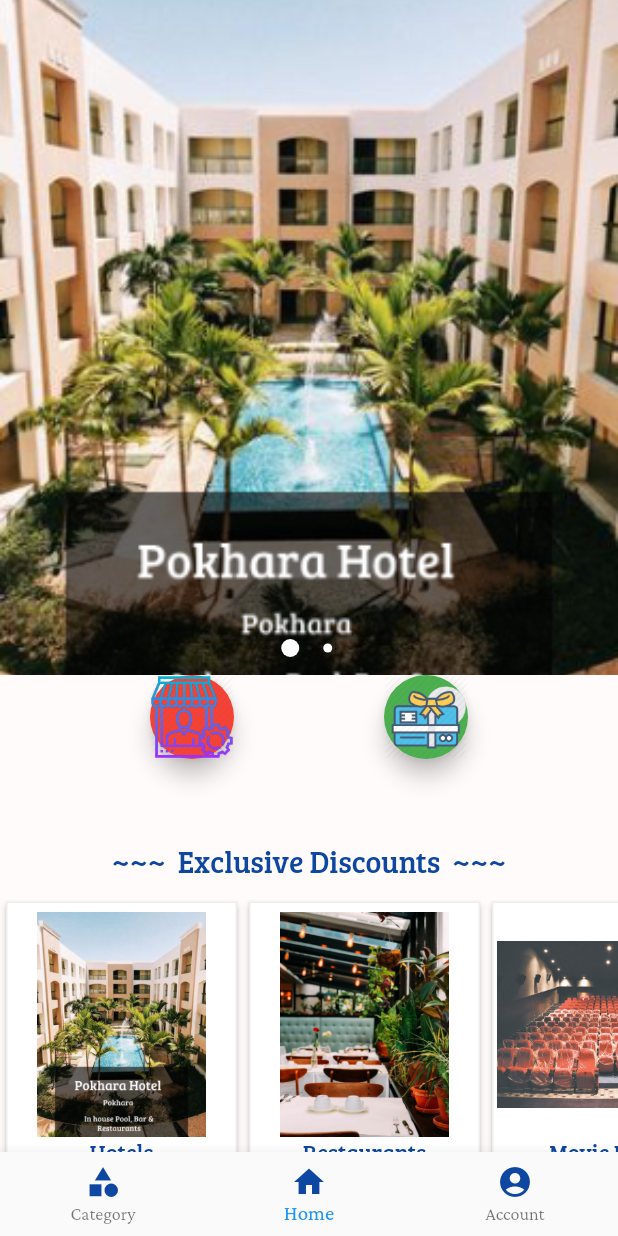
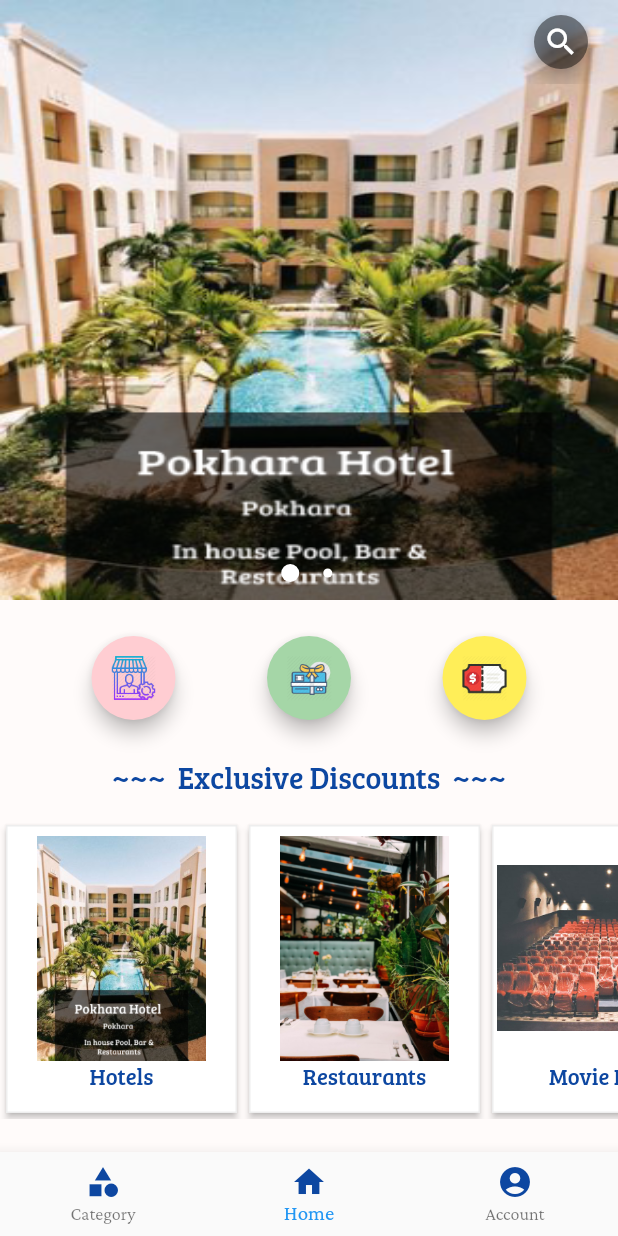
Before and after one commit to nehamdr225/LFS, a Flutter app: the screen it shows after launch, after a tap on "Continue without sign-in", on a phone screen of 412 x 824 dp. Run offline on Flutter 3.47's test engine with Material 2 defaults, Android fonts, the phone set to English and light mode, and no system bars; drawn by our look-alikes of carousel_pro.

Commit message:
FABs, follow at fixes

```diff
--- a/lib/pages/HomePage.dart
+++ b/lib/pages/HomePage.dart
@@ -17,18 +17,40 @@ class HomePage extends StatelessWidget {
               flexibleSpace: CarouselSlide(),
               backgroundColor: Colors.blue,
               floating: true,
-              expandedHeight: 450.0,
-              leading: Icon(Icons.arrow_back, color: Colors.transparent,),
+              expandedHeight: 400.0,
+              leading: Icon(
+                Icons.arrow_back,
+                color: Colors.transparent,
+              ),
+              actions: <Widget>[
+                Padding(
+                  padding: EdgeInsets.all(10.0),
+                  child: FloatingActionButton(
+                      elevation: 5.0,
+                      heroTag: 'Search',
+                      backgroundColor: Colors.black45,
+                      onPressed: () {},
+                      child: Icon(Icons.search, color: Colors.white)),
+                ),
+              ],
             ),
-
+            SliverToBoxAdapter(
+                child: Padding(
+              padding: EdgeInsets.all(12.0),
+            )),
             CircleOpts(),
-
             Container(
               child: HorizontalSlider(),
             ),
-            FollowAt()
-
-
+            SliverToBoxAdapter(
+                child: Padding(
+              padding: EdgeInsets.all(12.0),
+            )),
+            FollowAt(),
+            SliverToBoxAdapter(
+                child: Padding(
+              padding: EdgeInsets.all(12.0),
+            )),
           ],
         ),
       ),
--- a/lib/widget/HomeWidgets/CircleOpts.dart
+++ b/lib/widget/HomeWidgets/CircleOpts.dart
@@ -18,29 +18,32 @@ class Options extends StatelessWidget {
   @override
   Widget build(BuildContext context) {
     return SizedBox(
-      height: 100.0,
+      height: 70.0,
       child: Row(
         crossAxisAlignment: CrossAxisAlignment.start,
         mainAxisAlignment: MainAxisAlignment.spaceEvenly,
         children: <Widget>[
           FloatingActionButton(
+            elevation: 5.0,
             heroTag: 'Merchant',
-            backgroundColor: Colors.red,
+            backgroundColor: Colors.red[100],
             onPressed: () {},
-            child: Image.asset('assets/images/SocialMedia/merchantFAB.png'),
+            child: Image.asset('assets/images/SocialMedia/merchantFAB.png', height: 30.0, width: 30.0,),
           ),
           FloatingActionButton(
+            elevation: 5.0,
             heroTag: 'Gift Card',
-            backgroundColor: Colors.green,
+            backgroundColor: Colors.green[200],
             onPressed: () {},
-            child: Image.asset('assets/images/SocialMedia/giftcardFAB.png'),
+            child: Image.asset('assets/images/SocialMedia/giftcardFAB.png', height: 30.0, width: 30.0,),
           ),
-          // FloatingActionButton(
-          //   heroTag: 'Vouchers',
-          //   backgroundColor: Colors.yellow,
-          //   onPressed: () {},
-          //   child: Image.asset('assets/images/SocialMedia/vouchersFAB.svg'),
-          // )
+          FloatingActionButton(
+            elevation: 5.0,
+            heroTag: 'Vouchers',
+            backgroundColor: Colors.yellow[400],
+            onPressed: () {},
+            child: Image.asset('assets/images/SocialMedia/voucherFAB.png', height: 30.0, width: 30.0,),
+          )
         ],
       ),
     );
--- a/lib/widget/HomeWidgets/FollowAt.dart
+++ b/lib/widget/HomeWidgets/FollowAt.dart
@@ -19,7 +19,8 @@ class FollowAt extends StatelessWidget {
 class Follow extends StatelessWidget {
   @override
   Widget build(BuildContext context) {
-    return Row(
+    return Column(
+      mainAxisAlignment: MainAxisAlignment.spaceEvenly,
       children: <Widget>[
         FancyText(
           text: 'Follow us at:',
@@ -27,17 +28,40 @@ class Follow extends StatelessWidget {
           textColor: primary,
           size: 16.0,
         ),
+        Padding(padding: EdgeInsets.all(10.0),),
+        Row(
+          mainAxisAlignment: MainAxisAlignment.spaceEvenly,
+          crossAxisAlignment: CrossAxisAlignment.center,
+          children: <Widget>[
             InkWell(
-          child: Image.asset('assets/images/SocialMedia/fb.png', height: 30.0, width: 30.0,),
+              child: Image.asset(
+                'assets/images/SocialMedia/fb.png',
+                height: 30.0,
+                width: 30.0,
+              ),
             ),
             InkWell(
-          child: Image.asset('assets/images/SocialMedia/insta.png', height: 30.0, width: 30.0,),
+              child: Image.asset(
+                'assets/images/SocialMedia/insta.png',
+                height: 30.0,
+                width: 30.0,
+              ),
             ),
             InkWell(
-          child: Image.asset('assets/images/SocialMedia/youtube.png', height: 30.0, width: 30.0,),
+              child: Image.asset(
+                'assets/images/SocialMedia/youtube.png',
+                height: 30.0,
+                width: 30.0,
+              ),
             ),
             InkWell(
-          child: Image.asset('assets/images/SocialMedia/google.png', height: 30.0, width: 30.0,),
+              child: Image.asset(
+                'assets/images/SocialMedia/google.png',
+                height: 30.0,
+                width: 30.0,
+              ),
+            )
+          ],
         )
       ],
     );
--- a/lib/widget/HomeWidgets/HorizontalSlider.dart
+++ b/lib/widget/HomeWidgets/HorizontalSlider.dart
@@ -11,7 +11,7 @@ class HorizontalSlider extends StatelessWidget {
       delegate: SliverChildListDelegate(
         <Widget>[
           Padding(
-            padding: EdgeInsets.all(10.0),
+            padding: EdgeInsets.fromLTRB(10.0, 10.0, 10.0, 15.0),
             child: FancyText(text: '~~~  Exclusive Discounts  ~~~', textColor: primary, size: 20.0, textAlign: TextAlign.center,),
           ),
           HorizontalList(),
--- a/lib/widget/HomeWidgets/lfsCarouselSlider.dart
+++ b/lib/widget/HomeWidgets/lfsCarouselSlider.dart
@@ -7,7 +7,7 @@ class CarouselSlide extends StatelessWidget {
   @override
   Widget build(BuildContext context) {
     return Carousel(
-        boxFit: BoxFit.fitWidth,
+        boxFit: BoxFit.fill,
         images:[
           AssetImage('assets/images/categoryPics/lfsHotels.png'),
           AssetImage('assets/images/categoryPics/lfsRestaurants.jpg'),
```
Also changed, not shown: lib/widget/OverlayCarousel.dart (added, +81 -0 lines), assets/images/SocialMedia/voucherFAB.png (added). Lines whose indentation alone changed are shown as unchanged.
